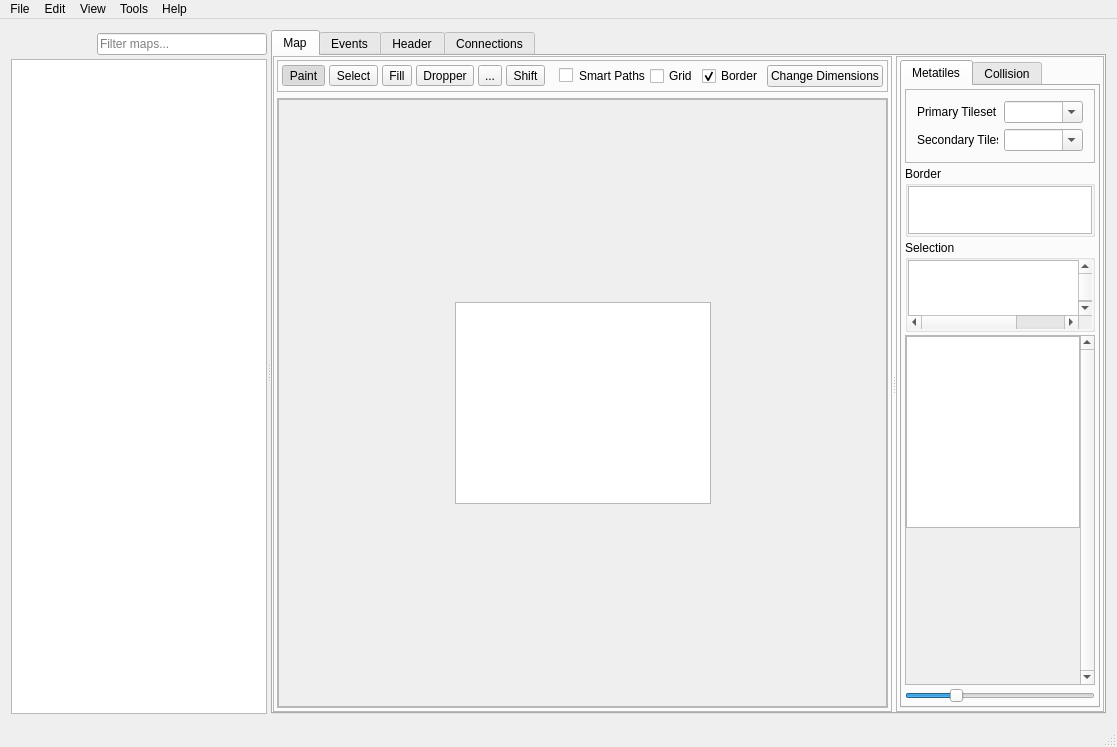
Old version of the form forms/mainwindow.ui in the repository huderlem/porymap.
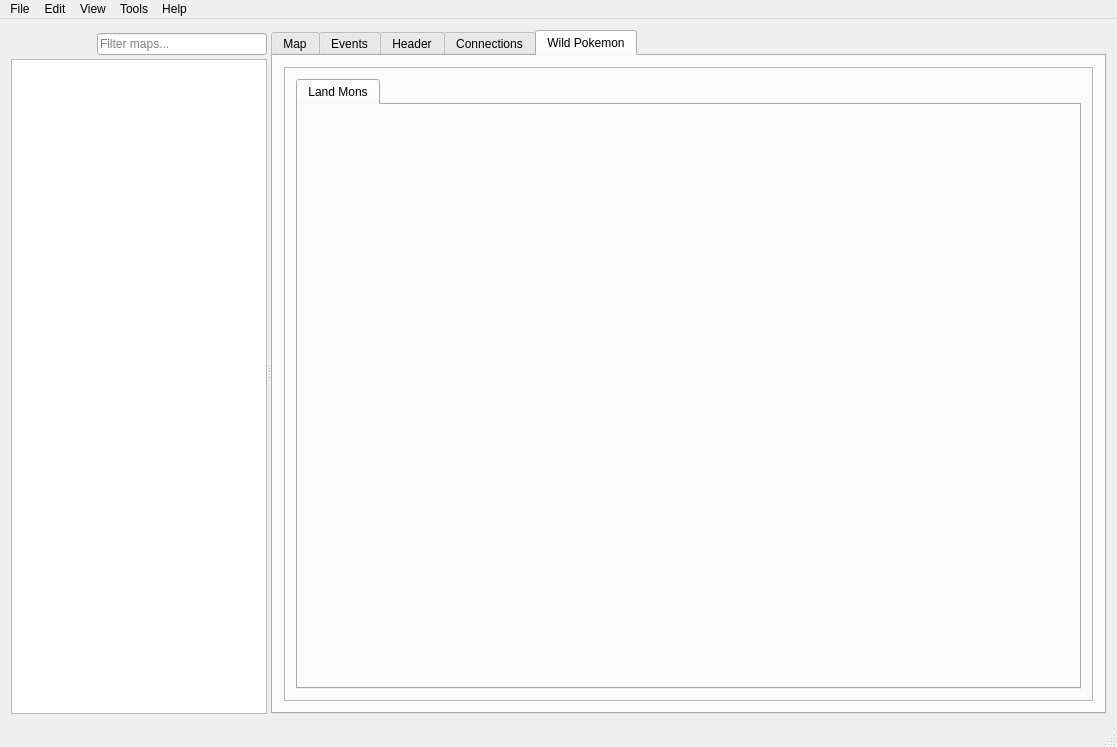
New version of the form. Icons and pictures are not drawn. Custom widgets are drawn as their Qt base class.

Commit message: begin work on wild pokemon editor

```diff
--- a/forms/mainwindow.ui
+++ b/forms/mainwindow.ui
@@ -237,7 +237,7 @@
         </sizepolicy>
        </property>
        <property name="currentIndex">
-        <number>0</number>
+        <number>4</number>
        </property>
        <property name="tabsClosable">
         <bool>false</bool>
@@ -561,8 +561,8 @@
                     <rect>
                      <x>0</x>
                      <y>0</y>
-                     <width>522</width>
-                     <height>601</height>
+                     <width>545</width>
+                     <height>587</height>
                     </rect>
                    </property>
                    <layout class="QGridLayout" name="gridLayout_8">
@@ -876,8 +876,8 @@
                            <rect>
                             <x>0</x>
                             <y>0</y>
-                            <width>259</width>
-                            <height>70</height>
+                            <width>256</width>
+                            <height>74</height>
                            </rect>
                           </property>
                           <layout class="QHBoxLayout" name="horizontalLayout_7">
@@ -1064,10 +1064,10 @@
                     </property>
                     <property name="geometry">
                      <rect>
-                      <x>0</x>
+                      <x>8</x>
                       <y>0</y>
-                      <width>263</width>
-                      <height>338</height>
+                      <width>221</width>
+                      <height>328</height>
                      </rect>
                     </property>
                     <property name="sizePolicy">
@@ -2693,6 +2693,38 @@
          </item>
         </layout>
        </widget>
+       <widget class="QWidget" name="tab_WildMons">
+        <attribute name="title">
+         <string>Wild Pokemon</string>
+        </attribute>
+        <layout class="QVBoxLayout" name="verticalLayout_11">
+         <item>
+          <widget class="QFrame" name="frame_WildMonInfo">
+           <property name="frameShape">
+            <enum>QFrame::StyledPanel</enum>
+           </property>
+           <property name="frameShadow">
+            <enum>QFrame::Raised</enum>
+           </property>
+           <layout class="QGridLayout" name="gridLayout">
+            <item row="0" column="0">
+             <widget class="QTabWidget" name="tabWidget_WildMons">
+              <property name="currentIndex">
+               <number>0</number>
+              </property>
+              <widget class="QWidget" name="tab_LandMons">
+               <attribute name="title">
+                <string>Land Mons</string>
+               </attribute>
+               <layout class="QGridLayout" name="gridLayout_15"/>
+              </widget>
+             </widget>
+            </item>
+           </layout>
+          </widget>
+         </item>
+        </layout>
+       </widget>
       </widget>
      </widget>
     </item>
```
Left out of the diff: 12 changed lines with no effect on the pictures. The commit also changes 8 other files.
